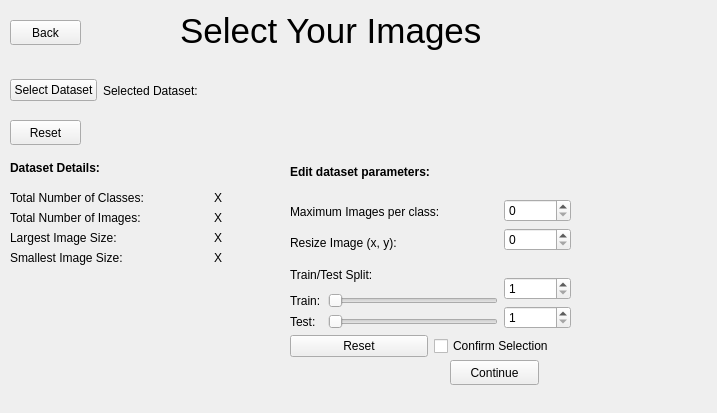
Qt form FrontEnd/UI/createLoader.ui (ahmadbarzak/ExplainabilityTool) before a commit.
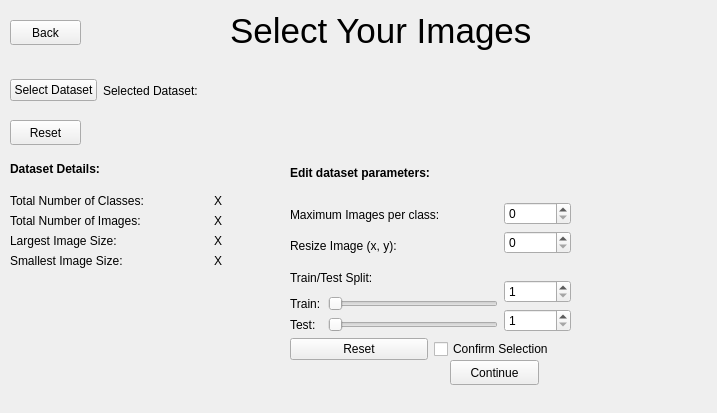
The same form after that commit.

Diff of the .ui file:
```diff
--- a/FrontEnd/UI/createLoader.ui
+++ b/FrontEnd/UI/createLoader.ui
@@ -29,7 +29,7 @@
   <widget class="QLabel" name="label">
    <property name="geometry">
     <rect>
-     <x>180</x>
+     <x>230</x>
      <y>-10</y>
      <width>321</width>
      <height>81</height>
@@ -115,7 +115,7 @@
      <x>10</x>
      <y>150</y>
      <width>246</width>
-     <height>115</height>
+     <height>118</height>
     </rect>
    </property>
    <layout class="QVBoxLayout" name="datasetDetails">
@@ -123,7 +123,6 @@
      <widget class="QLabel" name="label_8">
       <property name="font">
        <font>
-        <weight>75</weight>
         <bold>true</bold>
        </font>
       </property>
@@ -221,7 +220,7 @@
      <x>290</x>
      <y>150</y>
      <width>281</width>
-     <height>207</height>
+     <height>210</height>
     </rect>
    </property>
    <layout class="QVBoxLayout" name="datasetParams">
@@ -229,7 +228,6 @@
      <widget class="QLabel" name="label_18">
       <property name="font">
        <font>
-        <weight>75</weight>
         <bold>true</bold>
        </font>
       </property>
```
